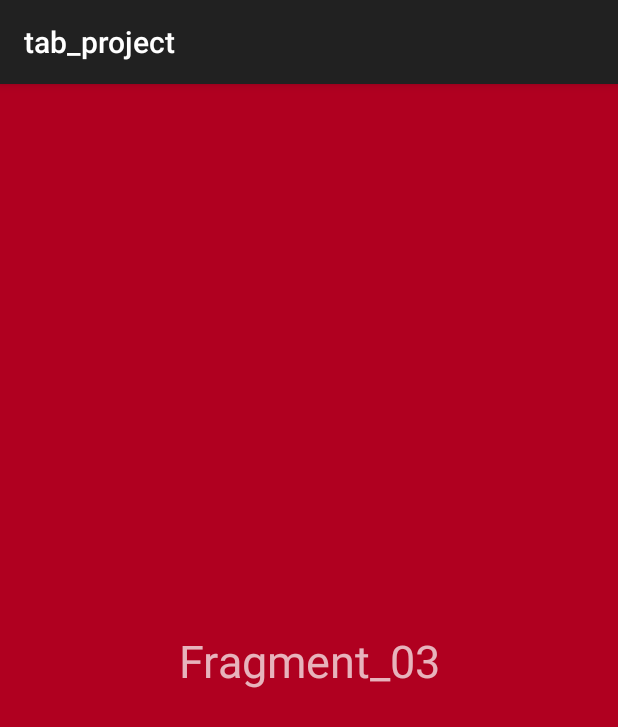
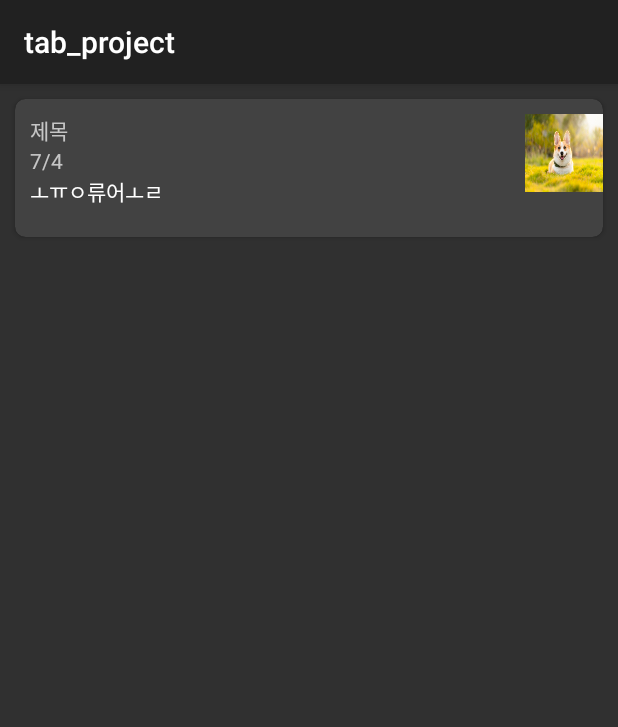
Before and after one commit to madcamp4/TabProject, an Android app built with Jetpack Compose: the fragment Fragment03 shown on its own in the app's theme, on a phone screen of 412 x 824 dp. Shown: the top 727 px of the screen. Run offline under Robolectric (Android 15) with nearby library versions, the phone set to English and light mode, and no system bars.

Commit message:
tab3 start

```diff
--- /dev/null
+++ b/app/src/main/java/com/example/tab_project/DiaryAdapter.kt
@@ -0,0 +1,49 @@
+package com.example.tab_project
+
+import android.content.Context
+import android.view.LayoutInflater
+import android.view.View
+import android.view.ViewGroup
+import android.widget.ImageView
+import android.widget.TextView
+import androidx.recyclerview.widget.RecyclerView
+import com.bumptech.glide.Glide
+
+class DiaryAdapter(private val context: Context) : RecyclerView.Adapter<DiaryAdapter.ViewHolder>() {
+
+    lateinit var DiaryList : MutableList<DiaryData>
+
+
+    override fun onCreateViewHolder(parent: ViewGroup, viewType: Int): DiaryAdapter.ViewHolder {
+
+        var view = LayoutInflater.from(parent.context).inflate(R.layout.card_view, parent, false)
+
+        println("dfdfgd")
+
+        return ViewHolder(view)
+    }
+
+    override fun onBindViewHolder(holder: ViewHolder, position: Int) {
+        holder.bind(DiaryList[position])
+        println(DiaryList[position])
+    }
+
+
+    override fun getItemCount(): Int {
+        return DiaryList.size
+    }
+
+    inner class ViewHolder(view: View) : RecyclerView.ViewHolder(view) {
+        var iv_icon = itemView.findViewById<ImageView>(R.id.ivProfileImage)
+        var tv_date = itemView.findViewById<TextView>(R.id.tvDate)
+        var tv_title = itemView.findViewById<TextView>(R.id.tvTitle)
+        var tv_content = itemView.findViewById<TextView>(R.id.tvContent)
+
+        fun bind(data: DiaryData) {
+            tv_date.text = data.date
+            tv_title.text = data.title
+            tv_content.text = data.content
+            Glide.with(itemView).load(data.icon).into(iv_icon)
+        }
+    }
+}
--- /dev/null
+++ b/app/src/main/java/com/example/tab_project/DiaryData.kt
@@ -0,0 +1,8 @@
+package com.example.tab_project
+
+class DiaryData(
+    var title: String? = null,
+    var date: String? = null,
+    var content: String? = null,
+    var icon: Int? = null
+)
--- a/app/src/main/java/com/example/tab_project/Fragment03.kt
+++ b/app/src/main/java/com/example/tab_project/Fragment03.kt
@@ -5,6 +5,8 @@ import android.view.LayoutInflater
 import android.view.View
 import android.view.ViewGroup
 import androidx.fragment.app.Fragment
+import androidx.recyclerview.widget.LinearLayoutManager
+import androidx.recyclerview.widget.RecyclerView
 import com.example.tab_project.databinding.Fragment01Binding
 import com.example.tab_project.databinding.Fragment03Binding
 
@@ -20,4 +22,18 @@ class Fragment03 : Fragment() {
         return binding.root
     }
 
+    override fun onViewCreated(view: View, savedInstanceState: Bundle?) {
+        //view의 초기값, Adapter세팅
+        super.onViewCreated(view, savedInstanceState)
+
+        var diaryAdapter = context?.let { DiaryAdapter(it) }
+        binding.rvDiary.adapter = diaryAdapter
+        binding.rvDiary.layoutManager = LinearLayoutManager(activity, RecyclerView.VERTICAL, false)
+
+        if (diaryAdapter != null) {
+            diaryAdapter.DiaryList = mutableListOf<DiaryData>((DiaryData("7/4", "제목", "ㅗㅠㅇ류어ㅗㄹ", R.drawable.img_1_right) ))
+            println("ddf")
+        }
+
+    }
 }
--- /dev/null
+++ b/app/src/main/res/layout/card_view.xml
@@ -0,0 +1,65 @@
+<?xml version="1.0" encoding="utf-8"?>
+
+<androidx.cardview.widget.CardView
+    xmlns:android="http://schemas.android.com/apk/res/android"
+    xmlns:app="http://schemas.android.com/apk/res-auto"
+    android:id="@+id/cardview"
+    android:layout_width="match_parent"
+    android:layout_height="wrap_content"
+    android:layout_marginLeft="18.3dp"
+    android:layout_marginRight="18.7dp"
+    android:layout_marginTop="11dp"
+    android:layout_margin="10dp"
+    app:cardCornerRadius="7dp">
+
+    <RelativeLayout
+        android:layout_width="match_parent"
+        android:layout_height="match_parent">
+
+        <ImageView
+            android:id="@+id/ivProfileImage"
+            android:layout_width="52dp"
+            android:layout_height="52dp"
+            android:layout_alignParentEnd="true"
+            android:layout_marginStart="10dp"
+            android:layout_marginTop="10dp"
+            android:layout_marginRight="10dp"
+            android:layout_marginBottom="10dp"
+            android:src="@mipmap/ic_launcher" />
+
+        <LinearLayout
+            android:layout_width="148dp"
+            android:layout_height="82dp"
+            android:layout_alignParentStart="true"
+            android:layout_marginStart="10dp"
+            android:layout_marginTop="10dp"
+            android:layout_marginEnd="10dp"
+            android:layout_toStartOf="@+id/ivProfileImage"
+            android:layout_toLeftOf="@id/ivProfileImage"
+            android:orientation="vertical">
+
+            <TextView
+                android:id="@+id/tvDate"
+                android:layout_width="wrap_content"
+                android:layout_height="wrap_content"
+                android:text="날짜" />
+
+            <TextView
+                android:id="@+id/tvTitle"
+                android:layout_width="wrap_content"
+                android:layout_height="wrap_content"
+                android:text="제목" />
+
+            <TextView
+                android:id="@+id/tvContent"
+                android:layout_width="wrap_content"
+                android:layout_height="wrap_content"
+                android:text="내용"
+                android:textColor="@color/white" />
+
+        </LinearLayout>
+
+    </RelativeLayout>
+
+
+</androidx.cardview.widget.CardView>
--- a/app/src/main/res/layout/fragment_03.xml
+++ b/app/src/main/res/layout/fragment_03.xml
@@ -4,18 +4,11 @@
     xmlns:tools="http://schemas.android.com/tools"
     android:layout_width="match_parent"
     android:layout_height="match_parent"
-    android:background="#B00020"
     tools:context=".Fragment03">
 
-    <TextView
-        android:id="@+id/textView"
-        android:layout_width="wrap_content"
-        android:layout_height="wrap_content"
-        android:text="Fragment_03"
-        android:textSize="30dp"
-        app:layout_constraintBottom_toBottomOf="parent"
-        app:layout_constraintEnd_toEndOf="parent"
-        app:layout_constraintStart_toStartOf="parent"
-        app:layout_constraintTop_toTopOf="parent" />
+    <androidx.recyclerview.widget.RecyclerView
+        android:layout_width="match_parent"
+        android:layout_height="match_parent"
+        android:id="@+id/rvDiary"/>
 
 </androidx.constraintlayout.widget.ConstraintLayout>
```
